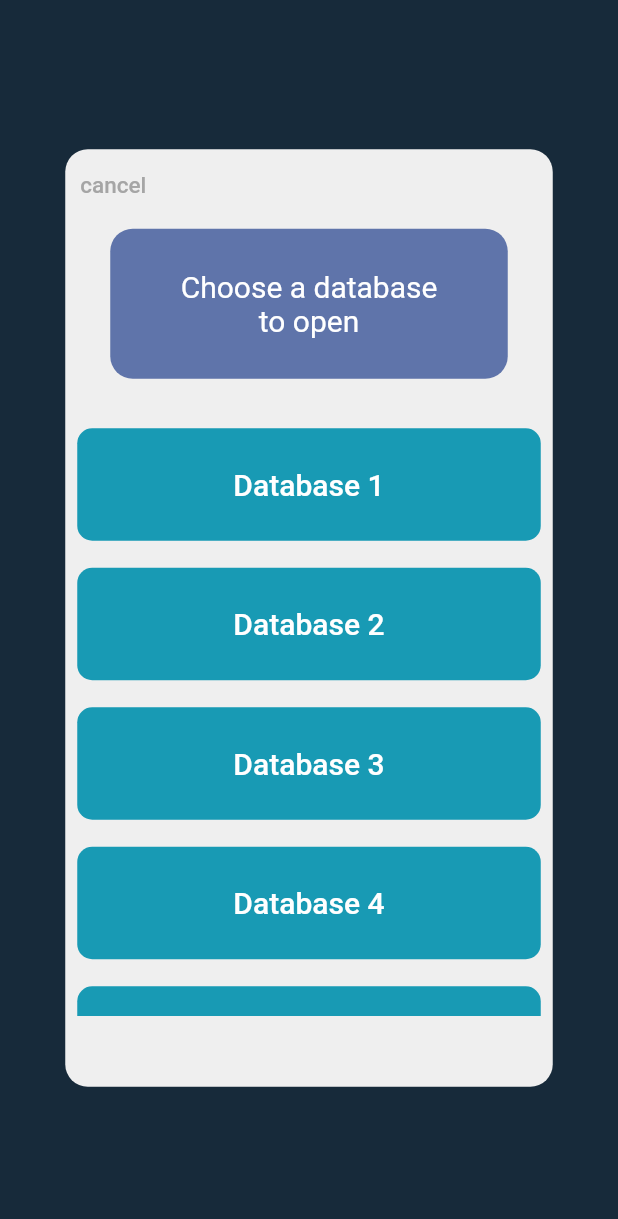
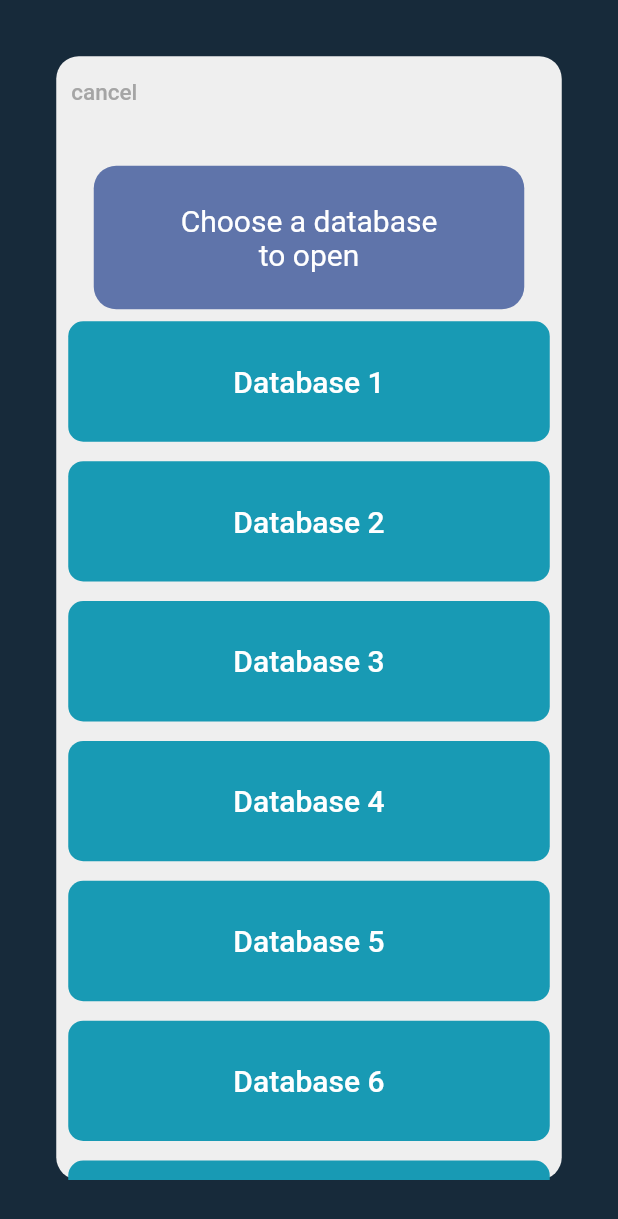
Before and after one commit to kevin-gonzalez16/TrueVault, a Flutter app: the ChooseDatabase screen opened directly, on a phone screen of 412 x 824 dp. Shown: the top 1219 px of the screen. Run offline on Flutter 3.47's test engine with Material 2 defaults, Android fonts, the phone set to English and light mode, and no system bars.

Commit message:
Refactored and added tests to verify the cancel buttons and the template functions

```diff
--- a/lib/screens/choose_database_screen.dart
+++ b/lib/screens/choose_database_screen.dart
@@ -1,4 +1,6 @@
 import 'package:flutter/material.dart';
+import 'package:true_vault/screens/main_screen.dart';
+
 
 class ChooseDatabase extends StatefulWidget {
   const ChooseDatabase({Key? key}) : super(key: key);
@@ -6,51 +8,62 @@ class ChooseDatabase extends StatefulWidget {
   @override
   State<ChooseDatabase> createState() => _ChooseDatabaseState();
 }
+
 //Mock Database for now while we make data dynamic
 List databases = ["Database 1","Database 2","Database 3","Database 4","Database 5","Database 6","Database 7"];
 
 //Template to list over the databases
 Widget chooseDatabaseTemplate(database){
+  //Individual Database Buttons
   return Padding(
-    padding: const EdgeInsets.fromLTRB(8, 8, 8, 10),
-    child:
-    TextButton(
-        onPressed: ()=>{},
+    padding: const EdgeInsets.fromLTRB(8, 3, 8, 10),
+    child: AspectRatio(
+      aspectRatio: 16/4,
+      child: TextButton(
+          onPressed: ()=>{
+          },
           style: TextButton.styleFrom(
             backgroundColor: const Color.fromRGBO(24, 154, 180, 1),
-          minimumSize: const Size(150,75),
             shape: RoundedRectangleBorder(borderRadius: BorderRadius.circular(10)),
           ),
-        child:  Text(database,style: const TextStyle(color: Colors.white, fontSize: 20),)
+          child: Text(database,style: const TextStyle(color: Colors.white, fontSize: 20),)
+      ),
     ),
   );
 }
 
 class _ChooseDatabaseState extends State<ChooseDatabase> {
+
   @override
   Widget build(BuildContext context) {
+    double width = MediaQuery.of(context).size.width;
+    double height = MediaQuery.of(context).size.height;
     return Scaffold(
       backgroundColor: const Color.fromRGBO(23, 42, 58, 1.0),
       body: Center(
         child: Column(
-          mainAxisAlignment: MainAxisAlignment.spaceEvenly,
+          mainAxisAlignment: MainAxisAlignment.center,
           children: [
-            SizedBox(
-              height: 625,
-              width: 325,
+            Padding(
+              padding: const EdgeInsets.all(20.0),
+              child: SizedBox(
+                height: height-75,
+                width: width-75,
                 child: Container(
-                  decoration: const BoxDecoration(
-                    color: Color.fromRGBO(239, 239, 239, 1.0),
-                    borderRadius: BorderRadius.all(Radius.circular(15.0)),
-                  ),
                   child: Column(
-                    mainAxisAlignment: MainAxisAlignment.start,
                     children: [
                       Row(
                         mainAxisAlignment: MainAxisAlignment.start,
                         children: [
                           TextButton(
-                            onPressed: ()=>Navigator.pushReplacementNamed(context, 'main_screen'),
+                            key: const Key("chooseDatabaseCancelButton"),
+                            onPressed: (){
+                              Navigator.push(
+                                context,
+                                MaterialPageRoute(
+                                    builder: (context) => const MainScreen()),
+                              );
+                            },
                             style: TextButton.styleFrom(
                               primary: const Color.fromRGBO(165, 165, 165, 1),
                             ),
@@ -61,10 +74,9 @@ class _ChooseDatabaseState extends State<ChooseDatabase> {
                         ],
                       ),
                       Padding(
-                        padding: const EdgeInsets.fromLTRB(30, 5, 30, 25),
-                        child: SizedBox(
-                          height: 100,
-                          width: 275,
+                        padding: const EdgeInsets.fromLTRB(25,25,25,5),
+                        child: AspectRatio(
+                          aspectRatio: 15/5,
                           child: Container(
                             decoration: const BoxDecoration(
                               color:Color.fromRGBO(95, 116, 170, 1),
@@ -79,19 +91,29 @@ class _ChooseDatabaseState extends State<ChooseDatabase> {
                           ),
                         ),
                       ),
-                      SizedBox(
-                        height: 400,
-                        child:ListView(children: databases.map((database) => chooseDatabaseTemplate(database)).toList(),),
+                      Expanded(
+                          child: SizedBox(
+                            child: ListView.builder(
+                              scrollDirection: Axis.vertical,
+                              itemCount: databases.length,
+                              itemBuilder: (BuildContext test, int index){
+                                return chooseDatabaseTemplate(databases[index]);
+                              },
+                            )
+                          )
                       ),
-
                     ],
+                  ),
+                  decoration: const BoxDecoration(
+                    color: Color.fromRGBO(239, 239, 239, 1.0),
+                    borderRadius: BorderRadius.all(Radius.circular(15.0)),
                   )
                 ),
               ),
-
+            )
           ],
         ),
-      ),
+      )
 
     );
   }
```
Also changed, not shown: lib/screens/delete_database_screen.dart (+39 -21 lines), 2 other files. Lines whose indentation alone changed are shown as unchanged.
